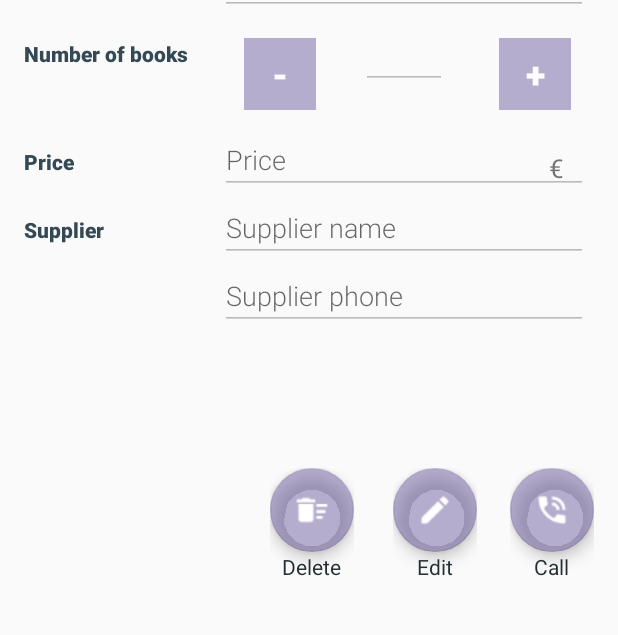
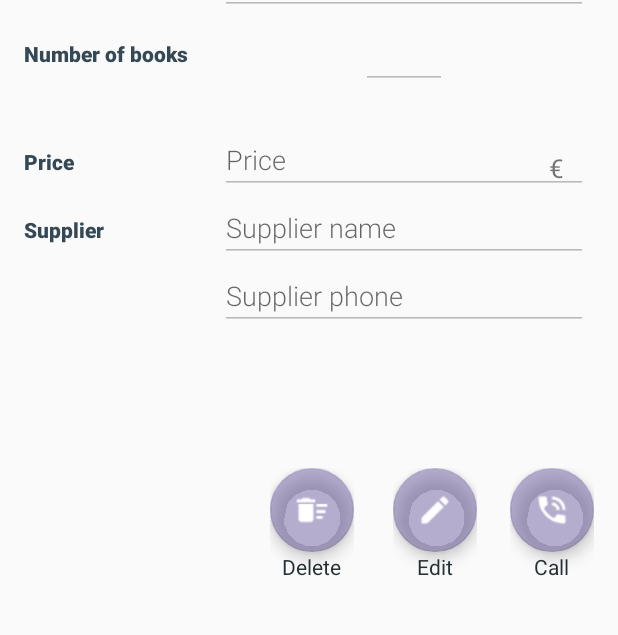
Before and after one commit to mjmolina/InventoryApp1_android, an Android app: the screen it shows after launch (DetailView), on a phone screen of 412 x 824 dp, the part 161-796 px from its top. Run offline under Robolectric (Android 15) with nearby library versions, the phone set to English and light mode, and no system bars; 7 statements that could not run were skipped.

Commit message:
Show buttons only in edit mode

```diff
--- a/app/src/main/java/com/example/mariajosemolina/bookstore1/DetailView.java
+++ b/app/src/main/java/com/example/mariajosemolina/bookstore1/DetailView.java
@@ -48,10 +48,15 @@ public class DetailView extends AppCompatActivity {
 
     private void setEnabled(Boolean tmpBool) {
 
-        if (tmpBool)
+        if (tmpBool) {
             buttonSave.setVisibility(View.VISIBLE);
-        else
+            increaseNumberOfBooksEditText.setVisibility(View.VISIBLE);
+            decreaseNumberOfBooksEditText.setVisibility(View.VISIBLE);
+        } else {
             buttonSave.setVisibility(View.INVISIBLE);
+            increaseNumberOfBooksEditText.setVisibility(View.INVISIBLE);
+            decreaseNumberOfBooksEditText.setVisibility(View.INVISIBLE);
+        }
 
         buttonSave.setEnabled(tmpBool);
         bookEditText.setEnabled(tmpBool);
```
